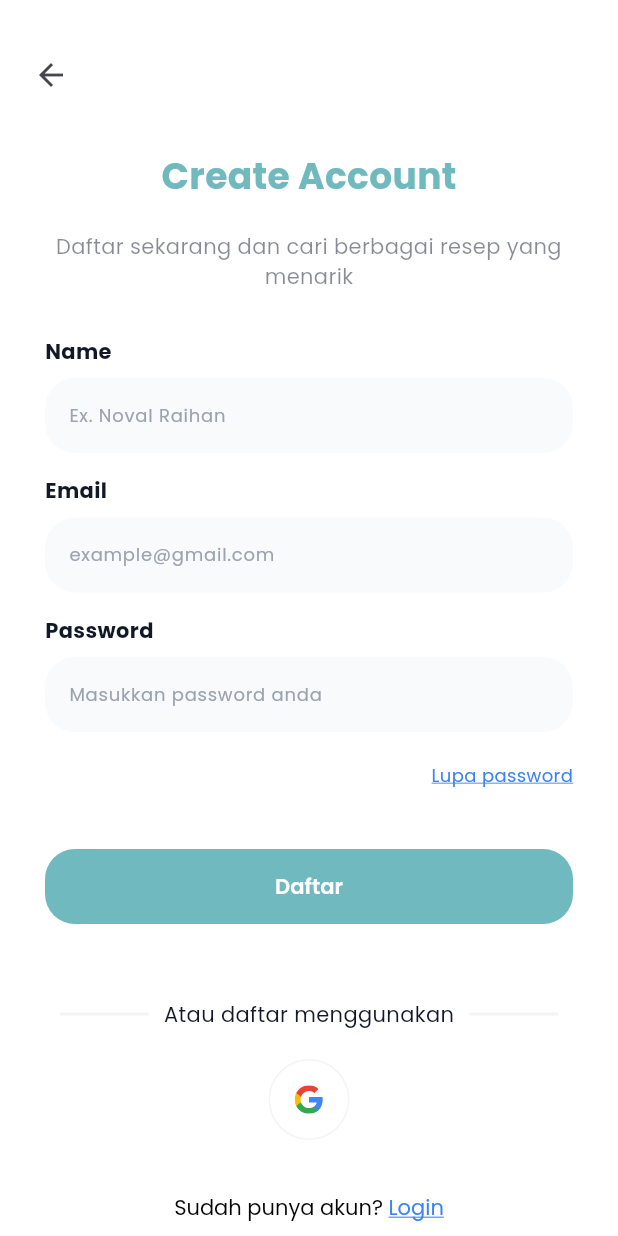
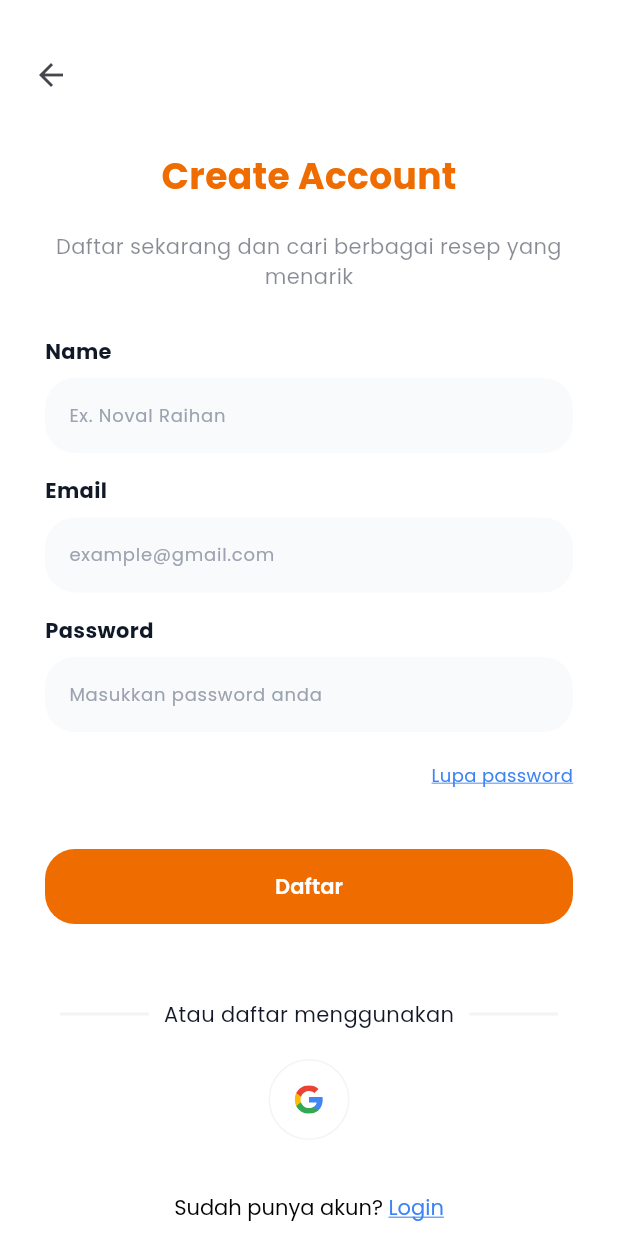
Before and after one commit to Deqyy/PAM_MULTI_FINAL, a Flutter app: the CreateAcc screen opened by its route, on a phone screen of 412 x 824 dp. Run offline on Flutter 3.47's test engine with Material 3 defaults, Android fonts, the phone set to English and light mode, and no system bars; our stand-ins replace firebase_auth, firebase_core, firebase_database, flutter_svg, fluttertoast, google_sign_in and 1 more; accounts and stored records are empty.

Commit message:
update ui

```diff
--- a/lib/pages/create_acc.dart
+++ b/lib/pages/create_acc.dart
@@ -52,7 +52,7 @@ class CreateAcc extends StatelessWidget {
                     fontSize: 24,
                     fontFamily: 'Poppins',
                     fontWeight: FontWeight.bold,
-                    color: Color(0xFF70B9BE),
+                    color: Color(0xFFEF6C00),
                   ),
                 ),
               ),
@@ -217,7 +217,7 @@ class CreateAcc extends StatelessWidget {
                           await AuthService().signUp(context: context ,email: _emailController.text, password: _passwordController.text, name: _nameController.text);
                         },
                         style: TextButton.styleFrom(
-                          backgroundColor: const Color(0xFF70B9BE),
+                          backgroundColor: const Color(0xFFEF6C00),
                           shape: RoundedRectangleBorder(
                             borderRadius: BorderRadius.circular(20),
                           ),
--- a/lib/pages/home_page.dart
+++ b/lib/pages/home_page.dart
@@ -69,7 +69,7 @@ class _HomePageState extends State<HomePage> {
       icon: SvgPicture.asset(
         svgPath,
         color: _selectedIndex == index
-            ? const Color(0xFF70B9BE)
+            ? const Color(0xFFEF6C00)
             : const Color(0xFF97A2B0),
         height: 35.0,
       ),
@@ -166,7 +166,7 @@ class _HomeContentState extends State<HomeContent> {
             const SizedBox(height: 10.0),
             Center(
               child: SvgPicture.asset(
-                'assets/images/card-sample.svg',
+                'assets/images/card.svg',
                 width: 400.0,
               ),
             ),
@@ -247,7 +247,7 @@ class _HomeContentState extends State<HomeContent> {
         child: TextButton(
           style: TextButton.styleFrom(
             backgroundColor: categoryModel.selectedCategory == index
-                ? const Color(0xFF70B9BE)
+                ? const Color(0xFFEF6C00)
                 : const Color(0xFFF1F5F5),
             foregroundColor: categoryModel.selectedCategory == index
                 ? Colors.white
--- a/lib/widgets/recipe_card.dart
+++ b/lib/widgets/recipe_card.dart
@@ -140,7 +140,7 @@ class _RecipeCardState extends State<RecipeCard> {
                         child: Center(
                           child: SvgPicture.asset(
                             isIconPressed
-                                ? 'assets/icons/blue_heart.svg'
+                                ? 'assets/icons/orange-heart.svg'
                                 : 'assets/icons/heart.svg',
                             width: 20.0,
                             height: 20.0,
--- a/pubspec.yaml
+++ b/pubspec.yaml
@@ -30,13 +30,13 @@ flutter:
     - assets/icons/google_icon.svg
     - assets/icons/arrow_back.svg
     - assets/icons/sun.svg
-    - assets/images/card-sample.svg
+    - assets/images/card.svg
     - assets/icons/clock.svg
     - assets/icons/fire.svg
     - assets/images/navbar.png
     - assets/icons/search.svg
     - assets/icons/heart.svg
-    - assets/icons/blue_heart.svg
+    - assets/icons/orange-heart.svg
     - assets/icons/black_search.svg
     - assets/icons/setting.svg
     - assets/icons/rectangle.svg
```
Also changed, not shown: lib/pages/login_page.dart (+9 -8 lines), assets/icons/orange-heart.svg (added), assets/images/bg-createacc.png, assets/images/card.svg, 1 other file.
